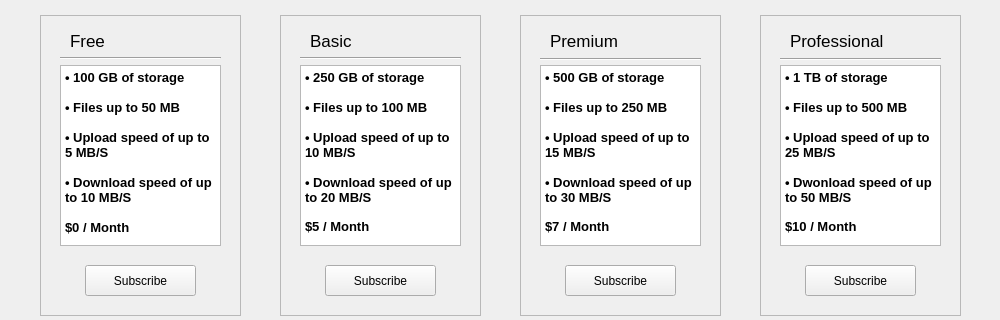
SuperName3102/Final-Project, file Main/client/gui/ui/subscription.ui: the form before one commit; both pictures show x 0 to 1000 and y 105 to 425 of the 1000 by 550 pixel window.
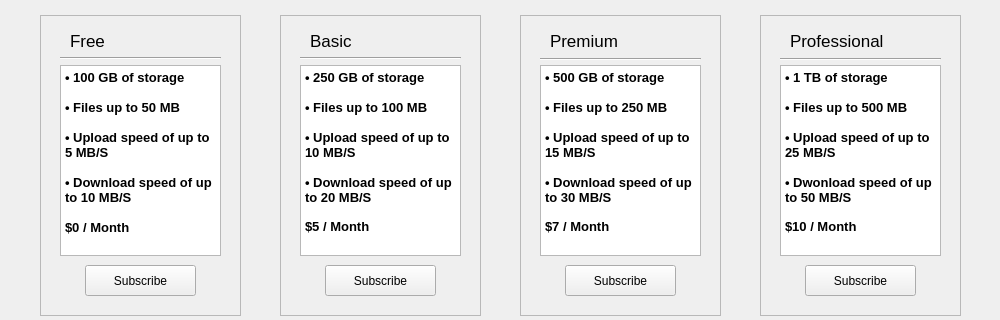
The form after the commit.

Patch:
```diff
--- a/Main/client/gui/ui/subscription.ui
+++ b/Main/client/gui/ui/subscription.ui
@@ -157,7 +157,7 @@
        <x>20</x>
        <y>50</y>
        <width>161</width>
-       <height>181</height>
+       <height>191</height>
       </rect>
      </property>
      <property name="html">
@@ -167,16 +167,16 @@
 hr { height: 1px; border-width: 0; }
 li.unchecked::marker { content: &quot;\2610&quot;; }
 li.checked::marker { content: &quot;\2612&quot;; }
-&lt;/style&gt;&lt;/head&gt;&lt;body style=&quot; font-family:'Recursive Sans Casual SemiBold'; font-size:9pt; font-weight:700; font-style:normal;&quot;&gt;
-&lt;p style=&quot; margin-top:0px; margin-bottom:0px; margin-left:0px; margin-right:0px; -qt-block-indent:0; text-indent:0px;&quot;&gt;&lt;span style=&quot; font-size:10pt;&quot;&gt;• 100 GB of storage&lt;/span&gt;&lt;/p&gt;
-&lt;p style=&quot;-qt-paragraph-type:empty; margin-top:0px; margin-bottom:0px; margin-left:0px; margin-right:0px; -qt-block-indent:0; text-indent:0px; font-size:10pt;&quot;&gt;&lt;br /&gt;&lt;/p&gt;
-&lt;p style=&quot; margin-top:0px; margin-bottom:0px; margin-left:0px; margin-right:0px; -qt-block-indent:0; text-indent:0px;&quot;&gt;&lt;span style=&quot; font-size:10pt;&quot;&gt;• Files up to 50 MB &lt;/span&gt;&lt;/p&gt;
-&lt;p style=&quot;-qt-paragraph-type:empty; margin-top:0px; margin-bottom:0px; margin-left:0px; margin-right:0px; -qt-block-indent:0; text-indent:0px; font-size:10pt;&quot;&gt;&lt;br /&gt;&lt;/p&gt;
-&lt;p style=&quot; margin-top:0px; margin-bottom:0px; margin-left:0px; margin-right:0px; -qt-block-indent:0; text-indent:0px;&quot;&gt;&lt;span style=&quot; font-size:10pt;&quot;&gt;• Upload speed of up to 5 MB/S&lt;/span&gt;&lt;/p&gt;
-&lt;p style=&quot;-qt-paragraph-type:empty; margin-top:0px; margin-bottom:0px; margin-left:0px; margin-right:0px; -qt-block-indent:0; text-indent:0px; font-size:10pt;&quot;&gt;&lt;br /&gt;&lt;/p&gt;
-&lt;p style=&quot; margin-top:0px; margin-bottom:0px; margin-left:0px; margin-right:0px; -qt-block-indent:0; text-indent:0px;&quot;&gt;&lt;span style=&quot; font-size:10pt;&quot;&gt;• Download speed of up to 10 MB/S&lt;/span&gt;&lt;/p&gt;
-&lt;p style=&quot;-qt-paragraph-type:empty; margin-top:0px; margin-bottom:0px; margin-left:0px; margin-right:0px; -qt-block-indent:0; text-indent:0px; font-size:10pt;&quot;&gt;&lt;br /&gt;&lt;/p&gt;
-&lt;p style=&quot; margin-top:0px; margin-bottom:0px; margin-left:0px; margin-right:0px; -qt-block-indent:0; text-indent:0px;&quot;&gt;&lt;span style=&quot; font-size:10pt;&quot;&gt;$0 / Month&lt;/span&gt;&lt;/p&gt;&lt;/body&gt;&lt;/html&gt;</string>
+&lt;/style&gt;&lt;/head&gt;&lt;body style=&quot; font-family:'Segoe UI'; font-size:9pt; font-weight:400; font-style:normal;&quot;&gt;
+&lt;p style=&quot; margin-top:0px; margin-bottom:0px; margin-left:0px; margin-right:0px; -qt-block-indent:0; text-indent:0px;&quot;&gt;&lt;span style=&quot; font-family:'Recursive Sans Casual SemiBold'; font-size:10pt; font-weight:700;&quot;&gt;• 100 GB of storage&lt;/span&gt;&lt;/p&gt;
+&lt;p style=&quot;-qt-paragraph-type:empty; margin-top:0px; margin-bottom:0px; margin-left:0px; margin-right:0px; -qt-block-indent:0; text-indent:0px; font-family:'Recursive Sans Casual SemiBold'; font-size:10pt; font-weight:700;&quot;&gt;&lt;br /&gt;&lt;/p&gt;
+&lt;p style=&quot; margin-top:0px; margin-bottom:0px; margin-left:0px; margin-right:0px; -qt-block-indent:0; text-indent:0px;&quot;&gt;&lt;span style=&quot; font-family:'Recursive Sans Casual SemiBold'; font-size:10pt; font-weight:700;&quot;&gt;• Files up to 50 MB &lt;/span&gt;&lt;/p&gt;
+&lt;p style=&quot;-qt-paragraph-type:empty; margin-top:0px; margin-bottom:0px; margin-left:0px; margin-right:0px; -qt-block-indent:0; text-indent:0px; font-family:'Recursive Sans Casual SemiBold'; font-size:10pt; font-weight:700;&quot;&gt;&lt;br /&gt;&lt;/p&gt;
+&lt;p style=&quot; margin-top:0px; margin-bottom:0px; margin-left:0px; margin-right:0px; -qt-block-indent:0; text-indent:0px;&quot;&gt;&lt;span style=&quot; font-family:'Recursive Sans Casual SemiBold'; font-size:10pt; font-weight:700;&quot;&gt;• Upload speed of up to 5 MB/S&lt;/span&gt;&lt;/p&gt;
+&lt;p style=&quot;-qt-paragraph-type:empty; margin-top:0px; margin-bottom:0px; margin-left:0px; margin-right:0px; -qt-block-indent:0; text-indent:0px; font-family:'Recursive Sans Casual SemiBold'; font-size:10pt; font-weight:700;&quot;&gt;&lt;br /&gt;&lt;/p&gt;
+&lt;p style=&quot; margin-top:0px; margin-bottom:0px; margin-left:0px; margin-right:0px; -qt-block-indent:0; text-indent:0px;&quot;&gt;&lt;span style=&quot; font-family:'Recursive Sans Casual SemiBold'; font-size:10pt; font-weight:700;&quot;&gt;• Download speed of up to 10 MB/S&lt;/span&gt;&lt;/p&gt;
+&lt;p style=&quot;-qt-paragraph-type:empty; margin-top:0px; margin-bottom:0px; margin-left:0px; margin-right:0px; -qt-block-indent:0; text-indent:0px; font-family:'Recursive Sans Casual SemiBold'; font-size:10pt; font-weight:700;&quot;&gt;&lt;br /&gt;&lt;/p&gt;
+&lt;p style=&quot; margin-top:0px; margin-bottom:0px; margin-left:0px; margin-right:0px; -qt-block-indent:0; text-indent:0px;&quot;&gt;&lt;span style=&quot; font-family:'Recursive Sans Casual SemiBold'; font-size:10pt; font-weight:700;&quot;&gt;$0 / Month&lt;/span&gt;&lt;/p&gt;&lt;/body&gt;&lt;/html&gt;</string>
      </property>
     </widget>
     <widget class="QPushButton" name="free_button">
@@ -270,7 +270,7 @@
        <x>20</x>
        <y>50</y>
        <width>161</width>
-       <height>181</height>
+       <height>191</height>
       </rect>
      </property>
      <property name="html">
@@ -280,16 +280,16 @@
 hr { height: 1px; border-width: 0; }
 li.unchecked::marker { content: &quot;\2610&quot;; }
 li.checked::marker { content: &quot;\2612&quot;; }
-&lt;/style&gt;&lt;/head&gt;&lt;body style=&quot; font-family:'Recursive Sans Casual SemiBold'; font-size:9pt; font-weight:700; font-style:normal;&quot;&gt;
-&lt;p style=&quot; margin-top:0px; margin-bottom:0px; margin-left:0px; margin-right:0px; -qt-block-indent:0; text-indent:0px;&quot;&gt;&lt;span style=&quot; font-size:10pt;&quot;&gt;• 250 GB of storage&lt;/span&gt;&lt;/p&gt;
-&lt;p style=&quot;-qt-paragraph-type:empty; margin-top:0px; margin-bottom:0px; margin-left:0px; margin-right:0px; -qt-block-indent:0; text-indent:0px; font-size:10pt;&quot;&gt;&lt;br /&gt;&lt;/p&gt;
-&lt;p style=&quot; margin-top:0px; margin-bottom:0px; margin-left:0px; margin-right:0px; -qt-block-indent:0; text-indent:0px;&quot;&gt;&lt;span style=&quot; font-size:10pt;&quot;&gt;• Files up to 100 MB &lt;/span&gt;&lt;/p&gt;
-&lt;p style=&quot;-qt-paragraph-type:empty; margin-top:0px; margin-bottom:0px; margin-left:0px; margin-right:0px; -qt-block-indent:0; text-indent:0px; font-size:10pt;&quot;&gt;&lt;br /&gt;&lt;/p&gt;
-&lt;p style=&quot; margin-top:0px; margin-bottom:0px; margin-left:0px; margin-right:0px; -qt-block-indent:0; text-indent:0px;&quot;&gt;&lt;span style=&quot; font-size:10pt;&quot;&gt;• Upload speed of up to 10 MB/S&lt;/span&gt;&lt;/p&gt;
-&lt;p style=&quot;-qt-paragraph-type:empty; margin-top:0px; margin-bottom:0px; margin-left:0px; margin-right:0px; -qt-block-indent:0; text-indent:0px; font-size:10pt;&quot;&gt;&lt;br /&gt;&lt;/p&gt;
-&lt;p style=&quot; margin-top:0px; margin-bottom:0px; margin-left:0px; margin-right:0px; -qt-block-indent:0; text-indent:0px;&quot;&gt;&lt;span style=&quot; font-size:10pt;&quot;&gt;• Download speed of up to 20 MB/S&lt;/span&gt;&lt;/p&gt;
-&lt;p style=&quot;-qt-paragraph-type:empty; margin-top:0px; margin-bottom:0px; margin-left:0px; margin-right:0px; -qt-block-indent:0; text-indent:0px;&quot;&gt;&lt;br /&gt;&lt;/p&gt;
-&lt;p style=&quot; margin-top:0px; margin-bottom:0px; margin-left:0px; margin-right:0px; -qt-block-indent:0; text-indent:0px;&quot;&gt;&lt;span style=&quot; font-size:10pt;&quot;&gt;$5 / Month&lt;/span&gt;&lt;/p&gt;&lt;/body&gt;&lt;/html&gt;</string>
+&lt;/style&gt;&lt;/head&gt;&lt;body style=&quot; font-family:'Segoe UI'; font-size:9pt; font-weight:400; font-style:normal;&quot;&gt;
+&lt;p style=&quot; margin-top:0px; margin-bottom:0px; margin-left:0px; margin-right:0px; -qt-block-indent:0; text-indent:0px;&quot;&gt;&lt;span style=&quot; font-family:'Recursive Sans Casual SemiBold'; font-size:10pt; font-weight:700;&quot;&gt;• 250 GB of storage&lt;/span&gt;&lt;/p&gt;
+&lt;p style=&quot;-qt-paragraph-type:empty; margin-top:0px; margin-bottom:0px; margin-left:0px; margin-right:0px; -qt-block-indent:0; text-indent:0px; font-family:'Recursive Sans Casual SemiBold'; font-size:10pt; font-weight:700;&quot;&gt;&lt;br /&gt;&lt;/p&gt;
+&lt;p style=&quot; margin-top:0px; margin-bottom:0px; margin-left:0px; margin-right:0px; -qt-block-indent:0; text-indent:0px;&quot;&gt;&lt;span style=&quot; font-family:'Recursive Sans Casual SemiBold'; font-size:10pt; font-weight:700;&quot;&gt;• Files up to 100 MB &lt;/span&gt;&lt;/p&gt;
+&lt;p style=&quot;-qt-paragraph-type:empty; margin-top:0px; margin-bottom:0px; margin-left:0px; margin-right:0px; -qt-block-indent:0; text-indent:0px; font-family:'Recursive Sans Casual SemiBold'; font-size:10pt; font-weight:700;&quot;&gt;&lt;br /&gt;&lt;/p&gt;
+&lt;p style=&quot; margin-top:0px; margin-bottom:0px; margin-left:0px; margin-right:0px; -qt-block-indent:0; text-indent:0px;&quot;&gt;&lt;span style=&quot; font-family:'Recursive Sans Casual SemiBold'; font-size:10pt; font-weight:700;&quot;&gt;• Upload speed of up to 10 MB/S&lt;/span&gt;&lt;/p&gt;
+&lt;p style=&quot;-qt-paragraph-type:empty; margin-top:0px; margin-bottom:0px; margin-left:0px; margin-right:0px; -qt-block-indent:0; text-indent:0px; font-family:'Recursive Sans Casual SemiBold'; font-size:10pt; font-weight:700;&quot;&gt;&lt;br /&gt;&lt;/p&gt;
+&lt;p style=&quot; margin-top:0px; margin-bottom:0px; margin-left:0px; margin-right:0px; -qt-block-indent:0; text-indent:0px;&quot;&gt;&lt;span style=&quot; font-family:'Recursive Sans Casual SemiBold'; font-size:10pt; font-weight:700;&quot;&gt;• Download speed of up to 20 MB/S&lt;/span&gt;&lt;/p&gt;
+&lt;p style=&quot;-qt-paragraph-type:empty; margin-top:0px; margin-bottom:0px; margin-left:0px; margin-right:0px; -qt-block-indent:0; text-indent:0px; font-family:'Recursive Sans Casual SemiBold'; font-weight:700;&quot;&gt;&lt;br /&gt;&lt;/p&gt;
+&lt;p style=&quot; margin-top:0px; margin-bottom:0px; margin-left:0px; margin-right:0px; -qt-block-indent:0; text-indent:0px;&quot;&gt;&lt;span style=&quot; font-family:'Recursive Sans Casual SemiBold'; font-size:10pt; font-weight:700;&quot;&gt;$5 / Month&lt;/span&gt;&lt;/p&gt;&lt;/body&gt;&lt;/html&gt;</string>
      </property>
     </widget>
     <widget class="QPushButton" name="basic_button">
@@ -364,7 +364,7 @@
        <x>20</x>
        <y>50</y>
        <width>161</width>
-       <height>181</height>
+       <height>191</height>
       </rect>
      </property>
      <property name="html">
@@ -374,16 +374,16 @@
 hr { height: 1px; border-width: 0; }
 li.unchecked::marker { content: &quot;\2610&quot;; }
 li.checked::marker { content: &quot;\2612&quot;; }
-&lt;/style&gt;&lt;/head&gt;&lt;body style=&quot; font-family:'Recursive Sans Casual SemiBold'; font-size:9pt; font-weight:700; font-style:normal;&quot;&gt;
-&lt;p style=&quot; margin-top:0px; margin-bottom:0px; margin-left:0px; margin-right:0px; -qt-block-indent:0; text-indent:0px;&quot;&gt;&lt;span style=&quot; font-size:10pt;&quot;&gt;• 1 TB of storage&lt;/span&gt;&lt;/p&gt;
-&lt;p style=&quot;-qt-paragraph-type:empty; margin-top:0px; margin-bottom:0px; margin-left:0px; margin-right:0px; -qt-block-indent:0; text-indent:0px; font-size:10pt;&quot;&gt;&lt;br /&gt;&lt;/p&gt;
-&lt;p style=&quot; margin-top:0px; margin-bottom:0px; margin-left:0px; margin-right:0px; -qt-block-indent:0; text-indent:0px;&quot;&gt;&lt;span style=&quot; font-size:10pt;&quot;&gt;• Files up to 500 MB &lt;/span&gt;&lt;/p&gt;
-&lt;p style=&quot;-qt-paragraph-type:empty; margin-top:0px; margin-bottom:0px; margin-left:0px; margin-right:0px; -qt-block-indent:0; text-indent:0px; font-size:10pt;&quot;&gt;&lt;br /&gt;&lt;/p&gt;
-&lt;p style=&quot; margin-top:0px; margin-bottom:0px; margin-left:0px; margin-right:0px; -qt-block-indent:0; text-indent:0px;&quot;&gt;&lt;span style=&quot; font-size:10pt;&quot;&gt;• Upload speed of up to 25 MB/S&lt;/span&gt;&lt;/p&gt;
-&lt;p style=&quot;-qt-paragraph-type:empty; margin-top:0px; margin-bottom:0px; margin-left:0px; margin-right:0px; -qt-block-indent:0; text-indent:0px; font-size:10pt;&quot;&gt;&lt;br /&gt;&lt;/p&gt;
-&lt;p style=&quot; margin-top:0px; margin-bottom:0px; margin-left:0px; margin-right:0px; -qt-block-indent:0; text-indent:0px;&quot;&gt;&lt;span style=&quot; font-size:10pt;&quot;&gt;• Dwonload speed of up to 50 MB/S&lt;/span&gt;&lt;/p&gt;
-&lt;p style=&quot;-qt-paragraph-type:empty; margin-top:0px; margin-bottom:0px; margin-left:0px; margin-right:0px; -qt-block-indent:0; text-indent:0px;&quot;&gt;&lt;br /&gt;&lt;/p&gt;
-&lt;p style=&quot; margin-top:0px; margin-bottom:0px; margin-left:0px; margin-right:0px; -qt-block-indent:0; text-indent:0px;&quot;&gt;&lt;span style=&quot; font-size:10pt;&quot;&gt;$10 / Month&lt;/span&gt;&lt;/p&gt;&lt;/body&gt;&lt;/html&gt;</string>
+&lt;/style&gt;&lt;/head&gt;&lt;body style=&quot; font-family:'Segoe UI'; font-size:9pt; font-weight:400; font-style:normal;&quot;&gt;
+&lt;p style=&quot; margin-top:0px; margin-bottom:0px; margin-left:0px; margin-right:0px; -qt-block-indent:0; text-indent:0px;&quot;&gt;&lt;span style=&quot; font-family:'Recursive Sans Casual SemiBold'; font-size:10pt; font-weight:700;&quot;&gt;• 1 TB of storage&lt;/span&gt;&lt;/p&gt;
+&lt;p style=&quot;-qt-paragraph-type:empty; margin-top:0px; margin-bottom:0px; margin-left:0px; margin-right:0px; -qt-block-indent:0; text-indent:0px; font-family:'Recursive Sans Casual SemiBold'; font-size:10pt; font-weight:700;&quot;&gt;&lt;br /&gt;&lt;/p&gt;
+&lt;p style=&quot; margin-top:0px; margin-bottom:0px; margin-left:0px; margin-right:0px; -qt-block-indent:0; text-indent:0px;&quot;&gt;&lt;span style=&quot; font-family:'Recursive Sans Casual SemiBold'; font-size:10pt; font-weight:700;&quot;&gt;• Files up to 500 MB &lt;/span&gt;&lt;/p&gt;
+&lt;p style=&quot;-qt-paragraph-type:empty; margin-top:0px; margin-bottom:0px; margin-left:0px; margin-right:0px; -qt-block-indent:0; text-indent:0px; font-family:'Recursive Sans Casual SemiBold'; font-size:10pt; font-weight:700;&quot;&gt;&lt;br /&gt;&lt;/p&gt;
+&lt;p style=&quot; margin-top:0px; margin-bottom:0px; margin-left:0px; margin-right:0px; -qt-block-indent:0; text-indent:0px;&quot;&gt;&lt;span style=&quot; font-family:'Recursive Sans Casual SemiBold'; font-size:10pt; font-weight:700;&quot;&gt;• Upload speed of up to 25 MB/S&lt;/span&gt;&lt;/p&gt;
+&lt;p style=&quot;-qt-paragraph-type:empty; margin-top:0px; margin-bottom:0px; margin-left:0px; margin-right:0px; -qt-block-indent:0; text-indent:0px; font-family:'Recursive Sans Casual SemiBold'; font-size:10pt; font-weight:700;&quot;&gt;&lt;br /&gt;&lt;/p&gt;
+&lt;p style=&quot; margin-top:0px; margin-bottom:0px; margin-left:0px; margin-right:0px; -qt-block-indent:0; text-indent:0px;&quot;&gt;&lt;span style=&quot; font-family:'Recursive Sans Casual SemiBold'; font-size:10pt; font-weight:700;&quot;&gt;• Dwonload speed of up to 50 MB/S&lt;/span&gt;&lt;/p&gt;
+&lt;p style=&quot;-qt-paragraph-type:empty; margin-top:0px; margin-bottom:0px; margin-left:0px; margin-right:0px; -qt-block-indent:0; text-indent:0px; font-family:'Recursive Sans Casual SemiBold'; font-weight:700;&quot;&gt;&lt;br /&gt;&lt;/p&gt;
+&lt;p style=&quot; margin-top:0px; margin-bottom:0px; margin-left:0px; margin-right:0px; -qt-block-indent:0; text-indent:0px;&quot;&gt;&lt;span style=&quot; font-family:'Recursive Sans Casual SemiBold'; font-size:10pt; font-weight:700;&quot;&gt;$10 / Month&lt;/span&gt;&lt;/p&gt;&lt;/body&gt;&lt;/html&gt;</string>
      </property>
     </widget>
     <widget class="QPushButton" name="professional_button">
@@ -455,7 +455,7 @@
        <x>20</x>
        <y>50</y>
        <width>161</width>
-       <height>181</height>
+       <height>191</height>
       </rect>
      </property>
      <property name="html">
@@ -465,16 +465,16 @@
 hr { height: 1px; border-width: 0; }
 li.unchecked::marker { content: &quot;\2610&quot;; }
 li.checked::marker { content: &quot;\2612&quot;; }
-&lt;/style&gt;&lt;/head&gt;&lt;body style=&quot; font-family:'Recursive Sans Casual SemiBold'; font-size:9pt; font-weight:700; font-style:normal;&quot;&gt;
-&lt;p style=&quot; margin-top:0px; margin-bottom:0px; margin-left:0px; margin-right:0px; -qt-block-indent:0; text-indent:0px;&quot;&gt;&lt;span style=&quot; font-size:10pt;&quot;&gt;• 500 GB of storage&lt;/span&gt;&lt;/p&gt;
-&lt;p style=&quot;-qt-paragraph-type:empty; margin-top:0px; margin-bottom:0px; margin-left:0px; margin-right:0px; -qt-block-indent:0; text-indent:0px; font-size:10pt;&quot;&gt;&lt;br /&gt;&lt;/p&gt;
-&lt;p style=&quot; margin-top:0px; margin-bottom:0px; margin-left:0px; margin-right:0px; -qt-block-indent:0; text-indent:0px;&quot;&gt;&lt;span style=&quot; font-size:10pt;&quot;&gt;• Files up to 250 MB &lt;/span&gt;&lt;/p&gt;
-&lt;p style=&quot;-qt-paragraph-type:empty; margin-top:0px; margin-bottom:0px; margin-left:0px; margin-right:0px; -qt-block-indent:0; text-indent:0px; font-size:10pt;&quot;&gt;&lt;br /&gt;&lt;/p&gt;
-&lt;p style=&quot; margin-top:0px; margin-bottom:0px; margin-left:0px; margin-right:0px; -qt-block-indent:0; text-indent:0px;&quot;&gt;&lt;span style=&quot; font-size:10pt;&quot;&gt;• Upload speed of up to 15 MB/S&lt;/span&gt;&lt;/p&gt;
-&lt;p style=&quot;-qt-paragraph-type:empty; margin-top:0px; margin-bottom:0px; margin-left:0px; margin-right:0px; -qt-block-indent:0; text-indent:0px; font-size:10pt;&quot;&gt;&lt;br /&gt;&lt;/p&gt;
-&lt;p style=&quot; margin-top:0px; margin-bottom:0px; margin-left:0px; margin-right:0px; -qt-block-indent:0; text-indent:0px;&quot;&gt;&lt;span style=&quot; font-size:10pt;&quot;&gt;• Download speed of up to 30 MB/S&lt;/span&gt;&lt;/p&gt;
-&lt;p style=&quot;-qt-paragraph-type:empty; margin-top:0px; margin-bottom:0px; margin-left:0px; margin-right:0px; -qt-block-indent:0; text-indent:0px;&quot;&gt;&lt;br /&gt;&lt;/p&gt;
-&lt;p style=&quot; margin-top:0px; margin-bottom:0px; margin-left:0px; margin-right:0px; -qt-block-indent:0; text-indent:0px;&quot;&gt;&lt;span style=&quot; font-size:10pt;&quot;&gt;$7 / Month&lt;/span&gt;&lt;/p&gt;&lt;/body&gt;&lt;/html&gt;</string>
+&lt;/style&gt;&lt;/head&gt;&lt;body style=&quot; font-family:'Segoe UI'; font-size:9pt; font-weight:400; font-style:normal;&quot;&gt;
+&lt;p style=&quot; margin-top:0px; margin-bottom:0px; margin-left:0px; margin-right:0px; -qt-block-indent:0; text-indent:0px;&quot;&gt;&lt;span style=&quot; font-family:'Recursive Sans Casual SemiBold'; font-size:10pt; font-weight:700;&quot;&gt;• 500 GB of storage&lt;/span&gt;&lt;/p&gt;
+&lt;p style=&quot;-qt-paragraph-type:empty; margin-top:0px; margin-bottom:0px; margin-left:0px; margin-right:0px; -qt-block-indent:0; text-indent:0px; font-family:'Recursive Sans Casual SemiBold'; font-size:10pt; font-weight:700;&quot;&gt;&lt;br /&gt;&lt;/p&gt;
+&lt;p style=&quot; margin-top:0px; margin-bottom:0px; margin-left:0px; margin-right:0px; -qt-block-indent:0; text-indent:0px;&quot;&gt;&lt;span style=&quot; font-family:'Recursive Sans Casual SemiBold'; font-size:10pt; font-weight:700;&quot;&gt;• Files up to 250 MB &lt;/span&gt;&lt;/p&gt;
+&lt;p style=&quot;-qt-paragraph-type:empty; margin-top:0px; margin-bottom:0px; margin-left:0px; margin-right:0px; -qt-block-indent:0; text-indent:0px; font-family:'Recursive Sans Casual SemiBold'; font-size:10pt; font-weight:700;&quot;&gt;&lt;br /&gt;&lt;/p&gt;
+&lt;p style=&quot; margin-top:0px; margin-bottom:0px; margin-left:0px; margin-right:0px; -qt-block-indent:0; text-indent:0px;&quot;&gt;&lt;span style=&quot; font-family:'Recursive Sans Casual SemiBold'; font-size:10pt; font-weight:700;&quot;&gt;• Upload speed of up to 15 MB/S&lt;/span&gt;&lt;/p&gt;
+&lt;p style=&quot;-qt-paragraph-type:empty; margin-top:0px; margin-bottom:0px; margin-left:0px; margin-right:0px; -qt-block-indent:0; text-indent:0px; font-family:'Recursive Sans Casual SemiBold'; font-size:10pt; font-weight:700;&quot;&gt;&lt;br /&gt;&lt;/p&gt;
+&lt;p style=&quot; margin-top:0px; margin-bottom:0px; margin-left:0px; margin-right:0px; -qt-block-indent:0; text-indent:0px;&quot;&gt;&lt;span style=&quot; font-family:'Recursive Sans Casual SemiBold'; font-size:10pt; font-weight:700;&quot;&gt;• Download speed of up to 30 MB/S&lt;/span&gt;&lt;/p&gt;
+&lt;p style=&quot;-qt-paragraph-type:empty; margin-top:0px; margin-bottom:0px; margin-left:0px; margin-right:0px; -qt-block-indent:0; text-indent:0px; font-family:'Recursive Sans Casual SemiBold'; font-weight:700;&quot;&gt;&lt;br /&gt;&lt;/p&gt;
+&lt;p style=&quot; margin-top:0px; margin-bottom:0px; margin-left:0px; margin-right:0px; -qt-block-indent:0; text-indent:0px;&quot;&gt;&lt;span style=&quot; font-family:'Recursive Sans Casual SemiBold'; font-size:10pt; font-weight:700;&quot;&gt;$7 / Month&lt;/span&gt;&lt;/p&gt;&lt;/body&gt;&lt;/html&gt;</string>
      </property>
     </widget>
     <widget class="QPushButton" name="premium_button">
```
